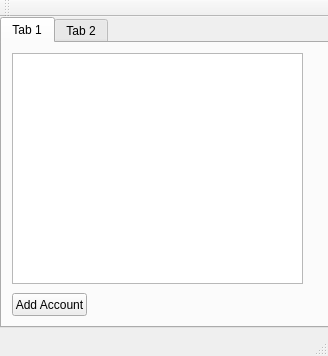
The window that QtProject/mainwindow.ui (777AvEnGeR777/project) describes before a commit, drawn with Qt 5.
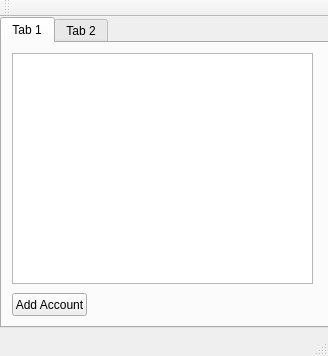
The same window after the commit.

What changed in the file:
```diff
--- a/QtProject/mainwindow.ui
+++ b/QtProject/mainwindow.ui
@@ -30,16 +30,6 @@
      <attribute name="title">
       <string>Tab 1</string>
      </attribute>
-     <widget class="QListView" name="listView">
-      <property name="geometry">
-       <rect>
-        <x>10</x>
-        <y>10</y>
-        <width>291</width>
-        <height>231</height>
-       </rect>
-      </property>
-     </widget>
      <widget class="QPushButton" name="button_addaccount">
       <property name="geometry">
        <rect>
@@ -53,6 +43,16 @@
        <string>Add Account</string>
       </property>
      </widget>
+     <widget class="QListWidget" name="accounts_list">
+      <property name="geometry">
+       <rect>
+        <x>10</x>
+        <y>10</y>
+        <width>301</width>
+        <height>231</height>
+       </rect>
+      </property>
+     </widget>
     </widget>
     <widget class="QWidget" name="tab_2">
      <attribute name="title">
```
